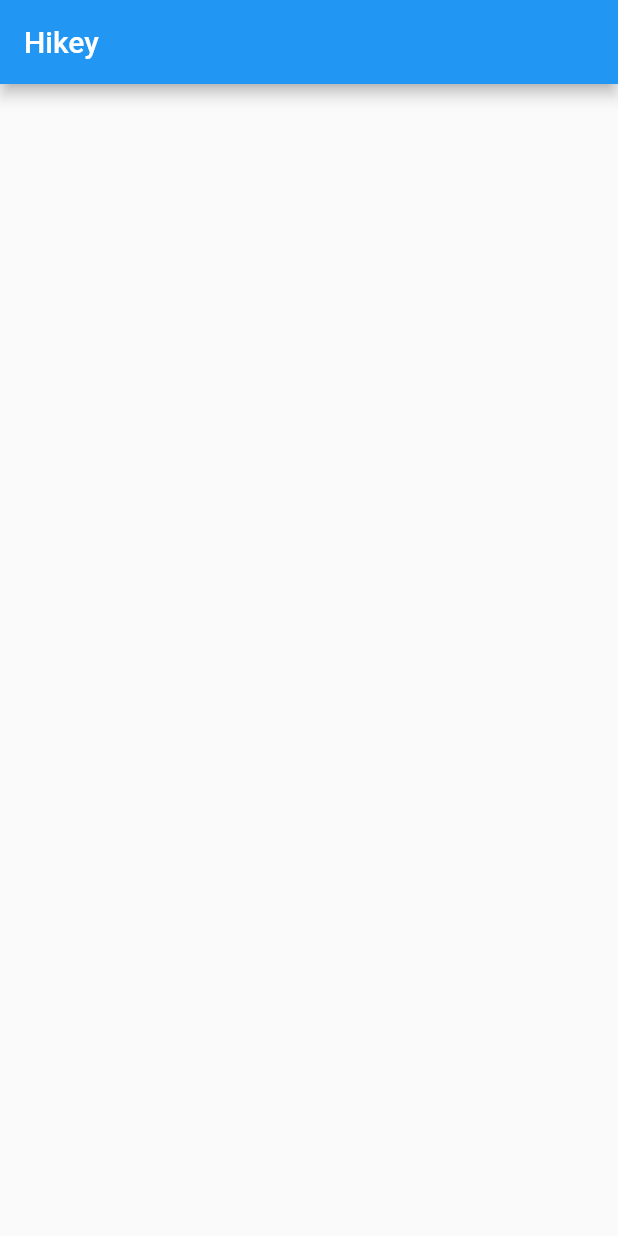
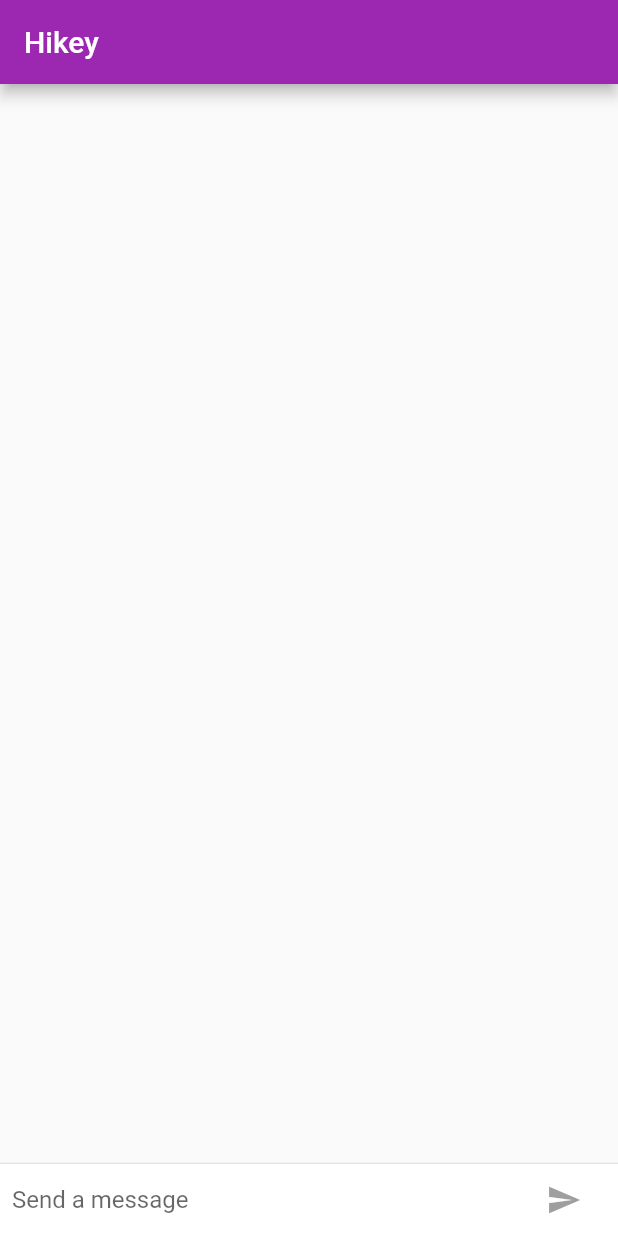
Before and after one commit to davanu100/whatsup_flutter, a Flutter app: the screen it shows after launch, on a phone screen of 412 x 824 dp. Run offline on Flutter 3.47's test engine with Material 2 defaults, Android fonts, the phone set to English and light mode, and no system bars.

Commit message:
Animated chat completed

```diff
--- a/lib/main.dart
+++ b/lib/main.dart
@@ -1,15 +1,191 @@
 import 'package:flutter/cupertino.dart';
+import 'package:flutter/foundation.dart';
 import 'package:flutter/material.dart';
 
 void main() {
   runApp(
-    MaterialApp(
-      title: "Hikey",
-      home : Scaffold(
-        appBar: AppBar(
-          title: Text('Hikey'),
+    FriendlyChatApp(),
+  );
+}
+
+final ThemeData kIOSTheme = ThemeData(
+    primarySwatch: Colors.orange,
+    primaryColor: Colors.grey[100],
+    primaryColorBrightness: Brightness.light);
+
+final ThemeData kDefaultTheme = ThemeData(
+    primarySwatch: Colors.purple, accentColor: Colors.orangeAccent[400]);
+
+String _name = "Pain Nagato";
+
+class FriendlyChatApp extends StatelessWidget {
+  const FriendlyChatApp({
+    Key key,
+  }) : super(key: key);
+
+  @override
+  Widget build(BuildContext context) {
+    return MaterialApp(
+        title: "Hikey",
+        theme: defaultTargetPlatform == TargetPlatform.iOS
+            ? kIOSTheme
+            : kDefaultTheme,
+        home: ChatScreen());
+  }
+}
+
+class ChatMessage extends StatelessWidget {
+  ChatMessage({this.text, this.animationController});
+  final String text;
+  final AnimationController animationController;
+  @override
+  Widget build(BuildContext context) {
+    return SizeTransition(
+      sizeFactor:
+          CurvedAnimation(parent: animationController, curve: Curves.easeOut),
+      axisAlignment: 0.0,
+      child: Container(
+        margin: EdgeInsets.symmetric(vertical: 10.0),
+        child: Row(
+          crossAxisAlignment: CrossAxisAlignment.start,
+          children: [
+            Container(
+              margin: const EdgeInsets.only(right: 16.0),
+              child: CircleAvatar(child: Text(_name[0])),
+            ),
+            Expanded(
+              child: Column(
+                crossAxisAlignment: CrossAxisAlignment.start,
+                children: [
+                  Text(_name, style: Theme.of(context).textTheme.headline6),
+                  Container(
+                    margin: EdgeInsets.only(top: 5.0),
+                    child: Text(text),
+                  )
+                ],
+              ),
+            )
+          ],
         ),
       ),
-    ),
-  );
+    );
+  }
 }
+
+class ChatScreen extends StatefulWidget {
+  @override
+  _ChatScreenState createState() => _ChatScreenState();
+}
+
+class _ChatScreenState extends State<ChatScreen> with TickerProviderStateMixin {
+  final List<ChatMessage> _messages = [];
+  final _textController = TextEditingController();
+  bool _isComposing = false;
+  final FocusNode _focusNode = FocusNode();
+
+  void _handleSubmitted(String text) {
+    _textController.clear();
+    setState(() {
+      _isComposing = false;
+    });
+    ChatMessage message = ChatMessage(
+      text: text,
+      animationController: AnimationController(
+        duration: const Duration(milliseconds: 700),
+        vsync: this,
+      ),
+    );
+    setState(() {
+      _messages.insert(0, message);
+    });
+    _focusNode.requestFocus();
+    message.animationController.forward();
+  }
+
+  @override
+  Widget build(BuildContext context) {
+    return Scaffold(
+      appBar: AppBar(
+        title: Text('Hikey'),
+        elevation: Theme.of(context).platform == TargetPlatform.iOS ? 0.0 : 4.0,
+      ),
+      body: Container(
+        child: Column(
+          children: [
+            Flexible(
+              child: ListView.builder(
+                padding: EdgeInsets.all(8.0),
+                reverse: true,
+                itemBuilder: (_, int index) => _messages[index],
+                itemCount: _messages.length,
+              ),
+            ),
+            Divider(height: 1.0),
+            Container(
+              decoration: BoxDecoration(color: Theme.of(context).cardColor),
+              child: _buildTextComposer(),
+            ),
+          ],
+        ),
+        decoration: Theme.of(context).platform == TargetPlatform.iOS
+        ? BoxDecoration(
+          border : Border(
+            top: BorderSide(color: Colors.grey[200]),
+          ),
+        )
+        :null,
+      ),
+    );
+  }
+
+  Widget _buildTextComposer() {
+    return IconTheme(
+      data: IconThemeData(color: Theme.of(context).accentColor),
+      child: Container(
+        margin: EdgeInsets.symmetric(horizontal: 8.0),
+        child: Row(
+          children: [
+            Flexible(
+              child: TextField(
+                controller: _textController,
+                onChanged: (String text) {
+                  setState(() {
+                    _isComposing = text.length > 0;
+                  });
+                },
+                onSubmitted: _isComposing ? _handleSubmitted : null,
+                decoration:
+                    InputDecoration.collapsed(hintText: 'Send a message'),
+                focusNode: _focusNode,
+              ),
+            ),
+            Container(
+              margin: EdgeInsets.symmetric(horizontal: 4.0),
+              child: Theme.of(context).platform == TargetPlatform.iOS
+                  ? CupertinoButton(
+                      child: Text('Send'), // NEW
+                      onPressed: _isComposing // NEW
+                          ? () => _handleSubmitted(_textController.text) // NEW
+                          : null,
+                    )
+                  : IconButton(
+                      icon: const Icon(Icons.send),
+                      onPressed: _isComposing
+                          ? () => _handleSubmitted(_textController.text)
+                          : null,
+                    ),
+            ),
+          ],
+        ),
+      ),
+    );
+  }
+
+  @override
+  void dispose() {
+    for (ChatMessage message in _messages) {
+      message.animationController.dispose();
+      super.dispose();
+    }
+  }
+}
```
